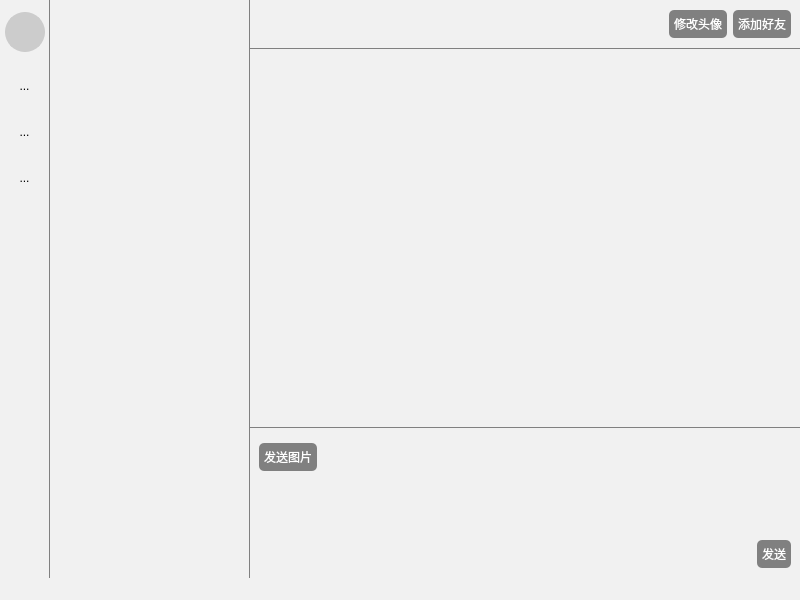
First picture: the form in AllChatClient/mainwindow.ui, repository siju-m/AllChat, before the edit.
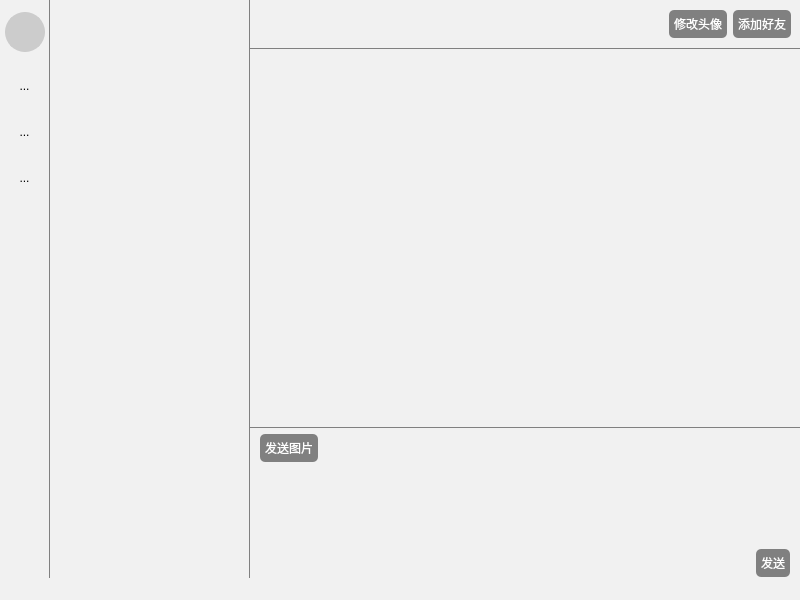
Second picture: the form after the edit. Icons and pictures are not drawn. Custom widgets are drawn as their Qt base class.

Diff of the .ui file:
```diff
--- a/AllChatClient/mainwindow.ui
+++ b/AllChatClient/mainwindow.ui
@@ -678,6 +678,18 @@
            </size>
           </property>
           <layout class="QVBoxLayout" name="verticalLayout_4">
+           <property name="leftMargin">
+            <number>0</number>
+           </property>
+           <property name="topMargin">
+            <number>0</number>
+           </property>
+           <property name="rightMargin">
+            <number>0</number>
+           </property>
+           <property name="bottomMargin">
+            <number>0</number>
+           </property>
            <item>
             <widget class="QWidget" name="widget" native="true">
              <property name="minimumSize">
@@ -694,7 +706,7 @@
              </property>
              <layout class="QHBoxLayout" name="horizontalLayout_2">
               <property name="leftMargin">
-               <number>0</number>
+               <number>10</number>
               </property>
               <property name="topMargin">
                <number>0</number>
@@ -777,8 +789,40 @@
               </size>
              </property>
              <property name="styleSheet">
-              <string notr="true">background-color: rgb(241, 241, 241);
+              <string notr="true">QPlainTextEdit{
+background-color: rgb(241, 241, 241);
 border:none;
+}
+QScrollBar:vertical {
+    border: none;
+    background: #f0f0f0;
+    width: 10px;
+    margin: 0px 0px 0px 0px;
+}
+QScrollBar::handle:vertical {
+    background: #888;
+    min-height: 20px;
+    border-radius: 5px;
+}
+
+QScrollBar::handle:vertical:hover {
+    background: #666;
+}
+
+QScrollBar::handle:vertical:pressed {
+    background: #444;
+}
+
+QScrollBar::add-line:vertical, 
+QScrollBar::sub-line:vertical {
+    background: none;
+    border: none;
+}
+
+QScrollBar::add-page:vertical, 
+QScrollBar::sub-page:vertical {
+    background: none;
+}
 </string>
              </property>
             </widget>
@@ -799,7 +843,7 @@
                <number>0</number>
               </property>
               <property name="rightMargin">
-               <number>0</number>
+               <number>10</number>
               </property>
               <property name="bottomMargin">
                <number>0</number>
```
